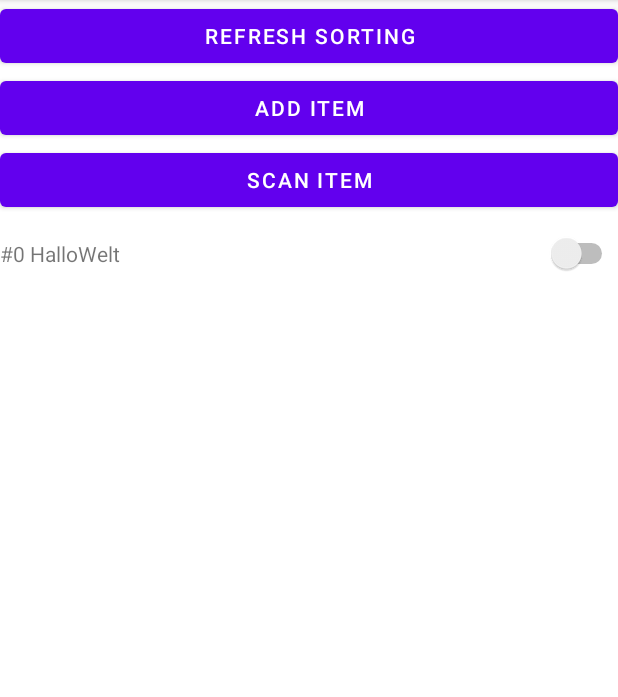
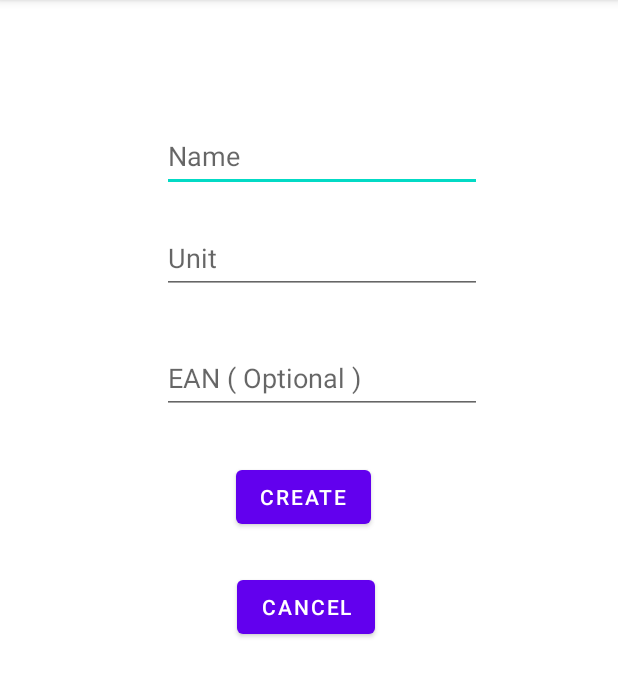
Before and after one commit to Thodorr/SmartShoppingList, an Android app: the screen it shows after launch (MainActivity before the commit, EntryActivity after it), after a tap on "ADD ITEM", on a phone screen of 412 x 824 dp, the part 84-781 px from its top. Run offline under Robolectric (Android 15) with nearby library versions, the phone set to English and light mode, and no system bars; our stand-ins replace Room's generated code.

Commit message:
Add CRUD for item

```diff
--- a/SmartShoppingList/app/src/main/AndroidManifest.xml
+++ b/SmartShoppingList/app/src/main/AndroidManifest.xml
@@ -3,6 +3,7 @@
     package="com.example.smartshoppinglist">
 
     <uses-permission android:name="android.permission.CAMERA" />
+
     <application
         android:allowBackup="true"
         android:icon="@mipmap/ic_launcher"
@@ -10,6 +11,9 @@
         android:roundIcon="@mipmap/ic_launcher_round"
         android:supportsRtl="true"
         android:theme="@style/Theme.SmartShoppingList">
+        <activity
+            android:name="ui.EntryActivity"
+            android:exported="false" />
         <activity
             android:name="ui.ScannerActivity"
             android:exported="false" />
--- a/SmartShoppingList/app/src/main/java/core/ItemDao.java
+++ b/SmartShoppingList/app/src/main/java/core/ItemDao.java
@@ -2,8 +2,10 @@ package core;
 
 import androidx.lifecycle.LiveData;
 import androidx.room.Dao;
+import androidx.room.Delete;
 import androidx.room.Insert;
 import androidx.room.Query;
+import androidx.room.Update;
 
 import java.util.List;
 
@@ -12,6 +14,15 @@ public interface ItemDao {
     @Query("SELECT * FROM item")
     LiveData<List<Item>> getAll();
 
+    @Query("SELECT * FROM item WHERE id = :id")
+    Item getItem(int id);
+
     @Insert
     void insertItem(Item item);
+
+    @Delete
+    void deleteItem(Item item);
+
+    @Update
+    void updateItem(Item item);
 }
--- /dev/null
+++ b/SmartShoppingList/app/src/main/java/ui/EntryActivity.java
@@ -0,0 +1,100 @@
+package ui;
+
+import androidx.appcompat.app.AppCompatActivity;
+import androidx.lifecycle.LiveData;
+
+import android.content.Intent;
+import android.os.AsyncTask;
+import android.os.Bundle;
+import android.view.View;
+import android.widget.Button;
+import android.widget.EditText;
+
+import com.example.smartshoppinglist.R;
+
+import java.util.List;
+
+import core.AppDatabase;
+import core.Item;
+import core.ItemDao;
+import core.ListSorter;
+import math.Vector2;
+
+public class EntryActivity extends AppCompatActivity {
+
+    Button doButton;
+    Button cancelButton;
+    EditText nameField;
+    EditText unitField;
+    EditText eanField;
+
+    Item item;
+
+    @Override
+    protected void onCreate(Bundle savedInstanceState) {
+        super.onCreate(savedInstanceState);
+        setContentView(R.layout.activity_entry);
+
+        doButton = findViewById(R.id.doButton);
+        cancelButton = findViewById(R.id.cancel);
+        nameField = findViewById(R.id.editItemName);
+        unitField = findViewById(R.id.editItemUnit);
+        eanField = findViewById(R.id.editItemEAN);
+
+        Intent intent = getIntent();
+
+        if (intent.hasExtra("itemID")) {
+            int id = intent.getIntExtra("itemID", -1);
+            if (id == -1) return;
+            adjustUI();
+            fillFields(id);
+            doButton.setOnClickListener(v -> EntryActivity.this.updateItem());
+        } else {
+            doButton.setOnClickListener(v -> EntryActivity.this.createItem());
+        }
+        cancelButton.setOnClickListener(v1 -> onBackPressed());
+    }
+
+    private void createItem() {
+        String name = nameField.getText().toString();
+        String unit = unitField.getText().toString();
+        String ean = eanField.getText().toString();
+
+        Item item = new Item(name, ean, unit);
+
+        ItemDao dao = AppDatabase.getDb(this).itemDao();
+        AsyncTask.execute(() -> dao.insertItem(item));
+        finish();
+    }
+
+    private void updateItem() {
+        String name = nameField.getText().toString();
+        String unit = unitField.getText().toString();
+        String ean = eanField.getText().toString();
+
+        item.setName(name);
+        item.setUnit(unit);
+        item.setEan(ean);
+
+        ItemDao dao = AppDatabase.getDb(this).itemDao();
+        AsyncTask.execute(() -> dao.updateItem(item));
+        finish();
+    }
+
+    private void fillFields(int id) {
+
+        ItemDao dao = AppDatabase.getDb(this).itemDao();
+
+        AsyncTask.execute(() -> {
+            item = dao.getItem(id);
+
+            nameField.setText(item.getName());
+            unitField.setText(item.getUnit());
+            eanField.setText(item.getEan());
+        });
+    }
+
+    private void adjustUI() {
+        doButton.setText("Update");
+    }
+}
--- a/SmartShoppingList/app/src/main/java/ui/ItemListAdapter.java
+++ b/SmartShoppingList/app/src/main/java/ui/ItemListAdapter.java
@@ -1,5 +1,8 @@
 package ui;
 
+import android.content.Context;
+import android.content.Intent;
+import android.os.AsyncTask;
 import android.view.LayoutInflater;
 import android.view.View;
 import android.view.ViewGroup;
@@ -13,6 +16,8 @@ import androidx.recyclerview.widget.DiffUtil;
 import androidx.recyclerview.widget.ListAdapter;
 import androidx.recyclerview.widget.RecyclerView;
 
+import core.AppDatabase;
+import core.ItemDao;
 import core.ListSorter;
 import com.example.smartshoppinglist.R;
 
@@ -25,6 +30,8 @@ public class ItemListAdapter extends ListAdapter<Item, ItemListAdapter.MyViewHol
 	protected ItemListAdapter() {
 		super(new Item.DiffUtil());
 	}
+
+	private Context context;
 
 	@Override
 	public MyViewHolder onCreateViewHolder(ViewGroup parent, int viewType) {
@@ -39,6 +46,7 @@ public class ItemListAdapter extends ListAdapter<Item, ItemListAdapter.MyViewHol
 	@Override
 	public void onBindViewHolder(MyViewHolder holder, int position) {
 		Item item = getItem(position);
+		context = holder.itemView.getContext();
 		holder.setItem(item);
 	}
 
@@ -52,9 +60,13 @@ public class ItemListAdapter extends ListAdapter<Item, ItemListAdapter.MyViewHol
 		{
 			super(v);
 			v.setOnClickListener(v1 -> {
-
+				Intent open = new Intent(context, EntryActivity.class);
+				open.putExtra("itemID", item.getId());
+				context.startActivity(open);
 			});
 			v.setOnLongClickListener(v12 -> {
+				ItemDao dao = AppDatabase.getDb(context).itemDao();
+				AsyncTask.execute(() -> dao.deleteItem(item));
 				return false;
 			});
 			cl = v;
--- a/SmartShoppingList/app/src/main/java/ui/MainActivity.java
+++ b/SmartShoppingList/app/src/main/java/ui/MainActivity.java
@@ -13,12 +13,10 @@ import android.app.Activity;
 import android.content.Intent;
 import android.os.AsyncTask;
 import android.os.Bundle;
-import android.view.View;
 import android.widget.Button;
 
 import com.example.smartshoppinglist.R;
 
-import java.util.ArrayList;
 import java.util.List;
 
 import core.Item;
@@ -110,10 +108,8 @@ public class MainActivity extends AppCompatActivity
 		}
 
 		btnAdd.setOnClickListener(view -> {
-			Item item = new Item("#" + counter + " HalloWelt");
-			System.out.println("Pos: " + item.getPosition().toString());
-			counter++;
-			addItemToList(item);
+			Intent open = new Intent(this, EntryActivity.class);
+			startActivity(open);
 		});
 
 		btnScan.setOnClickListener(view -> {
--- /dev/null
+++ b/SmartShoppingList/app/src/main/res/layout/activity_entry.xml
@@ -0,0 +1,67 @@
+<?xml version="1.0" encoding="utf-8"?>
+<androidx.constraintlayout.widget.ConstraintLayout xmlns:android="http://schemas.android.com/apk/res/android"
+    xmlns:app="http://schemas.android.com/apk/res-auto"
+    xmlns:tools="http://schemas.android.com/tools"
+    android:layout_width="match_parent"
+    android:layout_height="match_parent"
+    tools:context="ui.EntryActivity">
+
+    <EditText
+        android:id="@+id/editItemName"
+        android:layout_width="wrap_content"
+        android:layout_height="wrap_content"
+        android:layout_marginStart="108dp"
+        android:layout_marginTop="80dp"
+        android:ems="10"
+        android:hint="Name"
+        android:inputType="textPersonName"
+        android:minHeight="48dp"
+        app:layout_constraintStart_toStartOf="parent"
+        app:layout_constraintTop_toTopOf="parent" />
+
+    <EditText
+        android:id="@+id/editItemUnit"
+        android:layout_width="wrap_content"
+        android:layout_height="wrap_content"
+        android:layout_marginStart="108dp"
+        android:layout_marginTop="20dp"
+        android:ems="10"
+        android:hint="Unit"
+        android:inputType="textPersonName"
+        android:minHeight="48dp"
+        app:layout_constraintStart_toStartOf="parent"
+        app:layout_constraintTop_toBottomOf="@+id/editItemName" />
+
+    <EditText
+        android:id="@+id/editItemEAN"
+        android:layout_width="wrap_content"
+        android:layout_height="wrap_content"
+        android:layout_marginStart="108dp"
+        android:layout_marginTop="32dp"
+        android:ems="10"
+        android:hint="EAN ( Optional )"
+        android:inputType="textPersonName"
+        android:minHeight="48dp"
+        app:layout_constraintStart_toStartOf="parent"
+        app:layout_constraintTop_toBottomOf="@+id/editItemUnit" />
+
+    <Button
+        android:id="@+id/doButton"
+        android:layout_width="wrap_content"
+        android:layout_height="wrap_content"
+        android:layout_marginStart="157dp"
+        android:layout_marginTop="31dp"
+        android:text="Create"
+        app:layout_constraintStart_toStartOf="parent"
+        app:layout_constraintTop_toBottomOf="@+id/editItemEAN" />
+
+    <Button
+        android:id="@+id/cancel"
+        android:layout_width="wrap_content"
+        android:layout_height="wrap_content"
+        android:layout_marginStart="158dp"
+        android:layout_marginTop="25dp"
+        android:text="Cancel"
+        app:layout_constraintStart_toStartOf="parent"
+        app:layout_constraintTop_toBottomOf="@+id/doButton" />
+</androidx.constraintlayout.widget.ConstraintLayout>
```
Also changed, not shown: SmartShoppingList/app/src/main/java/core/Item.java (+48 -5 lines).
